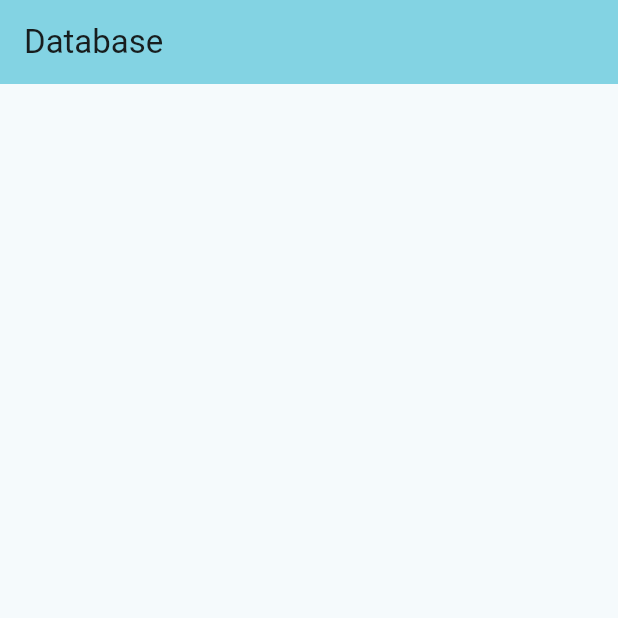
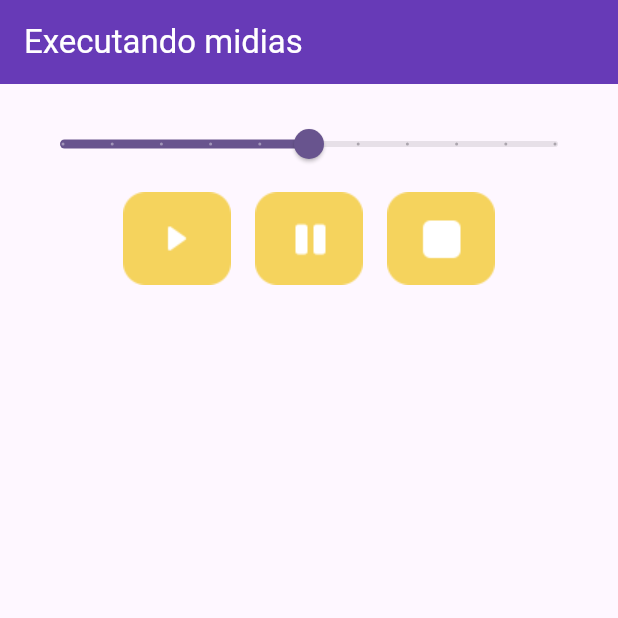
Before and after one commit to samirRibeiro77/flutter-first-app, a Flutter app: the screen it shows after launch, on a phone screen of 412 x 824 dp, the top half of it. Run offline on Flutter 3.47's test engine with Material 3 defaults, Android fonts, the phone set to English and light mode, and no system bars; our stand-ins replace audioplayers, shared_preferences, sqflite; accounts and stored records are empty.

Commit message:
ExecMedia: Parte da aula finalizada

```diff
--- /dev/null
+++ b/lib/executaMidia/main.dart
@@ -0,0 +1,116 @@
+import 'package:flutter/material.dart';
+import 'package:audioplayers/audioplayers.dart';
+
+class ExecMedia extends StatelessWidget {
+  const ExecMedia({super.key});
+
+  final title = "Executando midias";
+
+  @override
+  Widget build(BuildContext context) {
+    return MaterialApp(
+      debugShowCheckedModeBanner: false,
+      title: title,
+      theme: ThemeData(
+        colorScheme: ColorScheme.fromSeed(seedColor: Colors.deepPurple),
+      ),
+      home: MyHomePage(title: title),
+    );
+  }
+}
+
+class MyHomePage extends StatefulWidget {
+  const MyHomePage({super.key, required this.title});
+
+  final String title;
+
+  @override
+  State<MyHomePage> createState() => _MyHomePageState();
+}
+
+class _MyHomePageState extends State<MyHomePage> {
+  final _audioPlayer = AudioPlayer();
+  dynamic _source;
+  var _firstPlay = true;
+  var _volume = 0.5;
+
+  _playAudio() async {
+    _audioPlayer.setVolume(_volume);
+    if(_firstPlay){
+      // _source = UrlSource("https://www.soundhelix.com/examples/mp3/SoundHelix-Song-8.mp3");
+      _source = AssetSource("audios/musica.mp3");
+      await _audioPlayer.play(_source);
+      _firstPlay = false;
+    }
+    else {
+      _audioPlayer.resume();
+    }
+  }
+
+  _pauseAudio() async {
+    await _audioPlayer.pause();
+  }
+
+  _stopAudio() async {
+    _firstPlay = true;
+    await _audioPlayer.stop();
+  }
+
+  @override
+  Widget build(BuildContext context) {
+    return Scaffold(
+      appBar: AppBar(
+        backgroundColor: Colors.deepPurple, //Theme.of(context).colorScheme.inversePrimary,
+        title: Text(
+            widget.title,
+          style: TextStyle(color: Colors.white),
+        ),
+      ),
+      body: Container(
+        padding: EdgeInsets.all(16),
+        child: Column(
+          children: [
+            Slider(
+              min: 0,
+                max: 1,
+                divisions: 10,
+                value: _volume,
+                onChanged: (newVolume){
+                  setState(() {
+                    _volume = newVolume;
+                  });
+                  _audioPlayer.setVolume(newVolume);
+                }
+            ),
+            Row(
+              mainAxisAlignment: MainAxisAlignment.center,
+              children: [
+                Padding(
+                    padding: EdgeInsets.all(8),
+                  child: GestureDetector(
+                    onTap: _playAudio,
+                    child: Image.asset("assets/images/executar.png"),
+                  ),
+                ),
+                Padding(
+                  padding: EdgeInsets.all(8),
+                  child: GestureDetector(
+                    onTap: _pauseAudio,
+                    child: Image.asset("assets/images/pausar.png"),
+                  ),
+                ),
+                Padding(
+                  padding: EdgeInsets.all(8),
+                  child: GestureDetector(
+                    onTap: _stopAudio,
+                    child: Image.asset("assets/images/parar.png"),
+                  ),
+                ),
+              ],
+            )
+          ],
+        )
+      ),
+    );
+  }
+}
--- a/lib/main.dart
+++ b/lib/main.dart
@@ -1,6 +1,7 @@
 import 'package:flutter/material.dart';
 import 'package:sjr77_first_project/alcoolGasolina/main.dart';
 import 'package:sjr77_first_project/database/main.dart';
+import 'package:sjr77_first_project/executaMidia/main.dart';
 import 'package:sjr77_first_project/jokenpo/main.dart';
 import 'package:sjr77_first_project/lista/main.dart';
 import 'package:sjr77_first_project/multipleScreens/first.dart';
@@ -20,5 +21,6 @@ void main() {
   // runApp(const PrecoBitcoin());
   // runApp(const AppLista());
   // runApp(const SharedPrefs());
-  runApp(const AppDatabase());
+  // runApp(const AppDatabase());
+  runApp(const ExecMedia());
 }
```
Also changed, not shown: pubspec.yaml (+8 -2 lines), assets/images/executar.png (added), assets/images/parar.png (added), assets/images/pausar.png (added), pubspec.lock, 2 other files.
